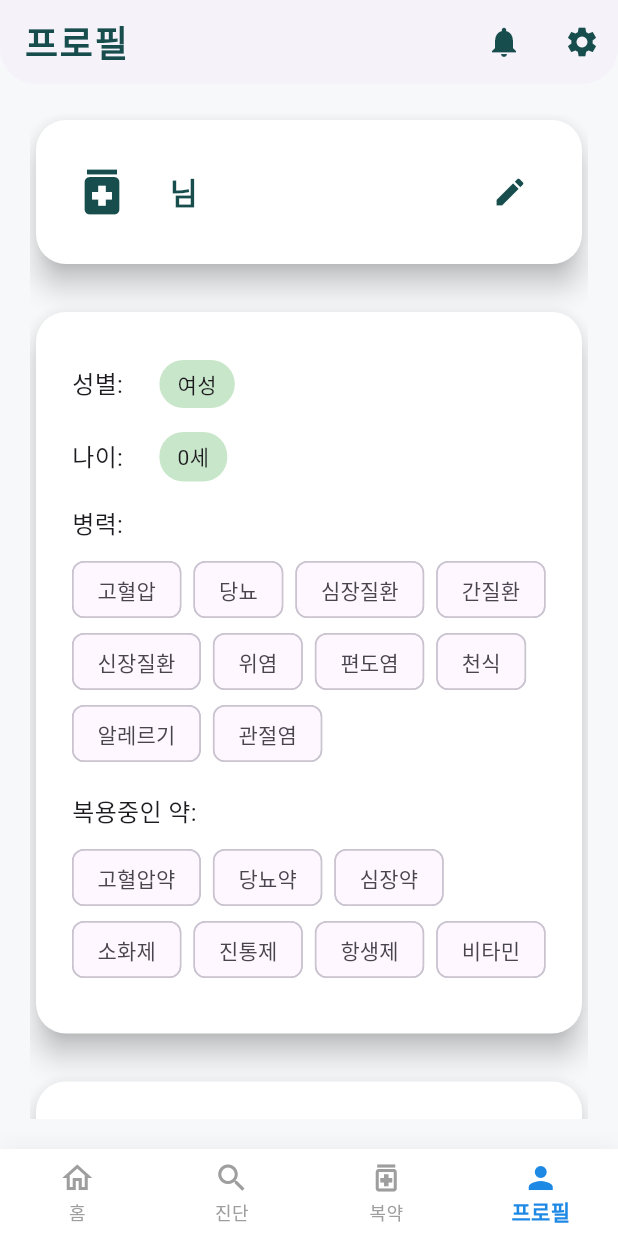
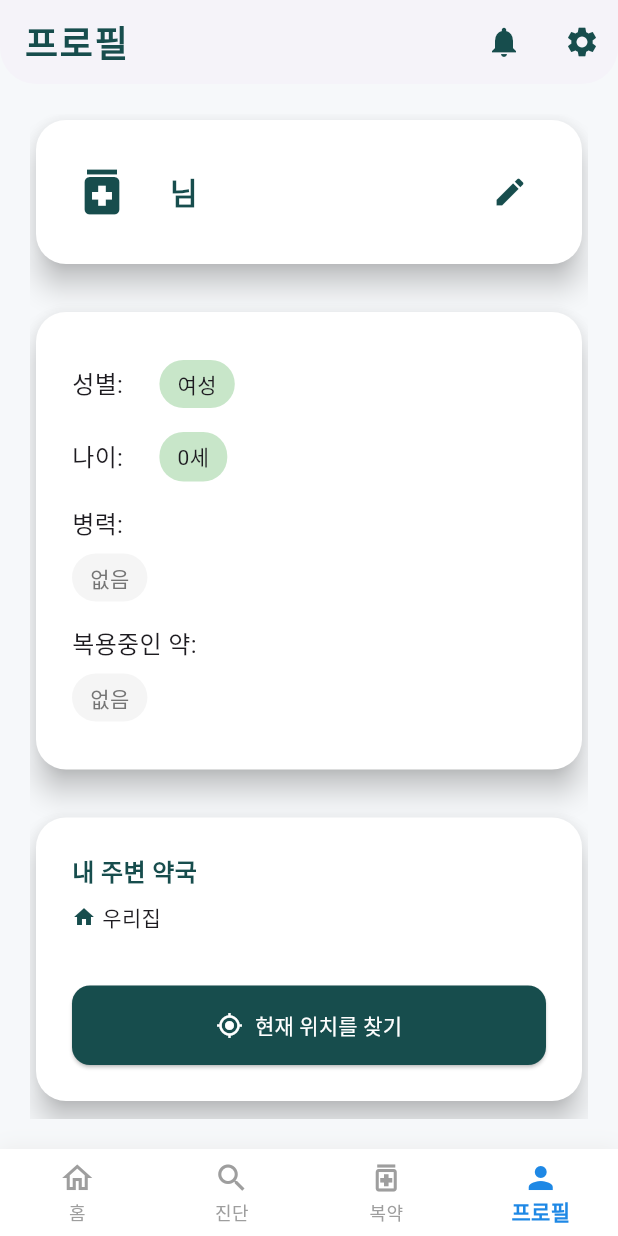
Before and after one commit to KICT2022/frontend, a Flutter app: the ProfileScreen screen opened by its route, on a phone screen of 412 x 824 dp. Run offline on Flutter 3.47's test engine with Material 3 defaults, Android fonts, the phone set to English and light mode, and no system bars; our stand-ins replace go_router, shared_preferences; accounts and stored records are empty; Roboto replaces fonts that are missing (NotoSansKR).

Commit message:
프로필 화면의 병력 및 복용 중인 약 표시 방식 개선: 다중 선택 섹션을 선택된 항목 표시 섹션으로 변경하고, 선택된 항목이 없을 경우 '없음' 메시지를 표시하도록 UI를 개선함.

```diff
--- a/lib/screens/profile_screen.dart
+++ b/lib/screens/profile_screen.dart
@@ -148,22 +148,10 @@ class _ProfileScreenState extends State<ProfileScreen> {
                             '나이',
                             '${DateTime.now().year - user.birthDate.year}세',
                           ),
-                          _buildMultiSelectSection('병력', user.medicalHistory, [
-                            '고혈압',
-                            '당뇨',
-                            '심장질환',
-                            '간질환',
-                            '신장질환',
-                            '위염',
-                            '편도염',
-                            '천식',
-                            '알레르기',
-                            '관절염',
-                          ]),
-                          _buildMultiSelectSection(
+                          _buildSelectedItemsSection('병력', user.medicalHistory),
+                          _buildSelectedItemsSection(
                             '복용중인 약',
                             user.currentMedications,
-                            ['고혈압약', '당뇨약', '심장약', '소화제', '진통제', '항생제', '비타민'],
                           ),
                         ],
                       ),
@@ -319,11 +307,7 @@ class _ProfileScreenState extends State<ProfileScreen> {
     );
   }
 
-  Widget _buildMultiSelectSection(
-    String label,
-    List<String> selectedItems,
-    List<String> options,
-  ) {
+  Widget _buildSelectedItemsSection(String label, List<String> selectedItems) {
     return Padding(
       padding: const EdgeInsets.symmetric(vertical: 8),
       child: Column(
@@ -331,17 +315,43 @@ class _ProfileScreenState extends State<ProfileScreen> {
         children: [
           Text('$label: ', style: const TextStyle(fontSize: 16)),
           const SizedBox(height: 8),
+          if (selectedItems.isEmpty)
+            Container(
+              padding: const EdgeInsets.symmetric(horizontal: 12, vertical: 6),
+              decoration: BoxDecoration(
+                color: Colors.grey.shade100,
+                borderRadius: BorderRadius.circular(16),
+              ),
+              child: Text(
+                '없음',
+                style: TextStyle(color: Colors.grey.shade600, fontSize: 14),
+              ),
+            )
+          else
             Wrap(
               spacing: 8,
               children:
-                options.map((option) {
-                  final isSelected = selectedItems.contains(option);
-                  return ChoiceChip(
-                    label: Text(option),
-                    selected: isSelected,
-                    onSelected: (selected) {
-                      // 실제 구현에서는 Provider를 통해 상태 업데이트
-                    },
+                  selectedItems.map((item) {
+                    return Container(
+                      padding: const EdgeInsets.symmetric(
+                        horizontal: 12,
+                        vertical: 6,
+                      ),
+                      decoration: BoxDecoration(
+                        color: const Color(0xFF174D4D).withOpacity(0.1),
+                        borderRadius: BorderRadius.circular(16),
+                        border: Border.all(
+                          color: const Color(0xFF174D4D).withOpacity(0.3),
+                        ),
+                      ),
+                      child: Text(
+                        item,
+                        style: const TextStyle(
+                          color: Color(0xFF174D4D),
+                          fontSize: 14,
+                          fontWeight: FontWeight.w500,
+                        ),
+                      ),
                     );
                   }).toList(),
             ),
```
Lines whose indentation alone changed are shown as unchanged.
